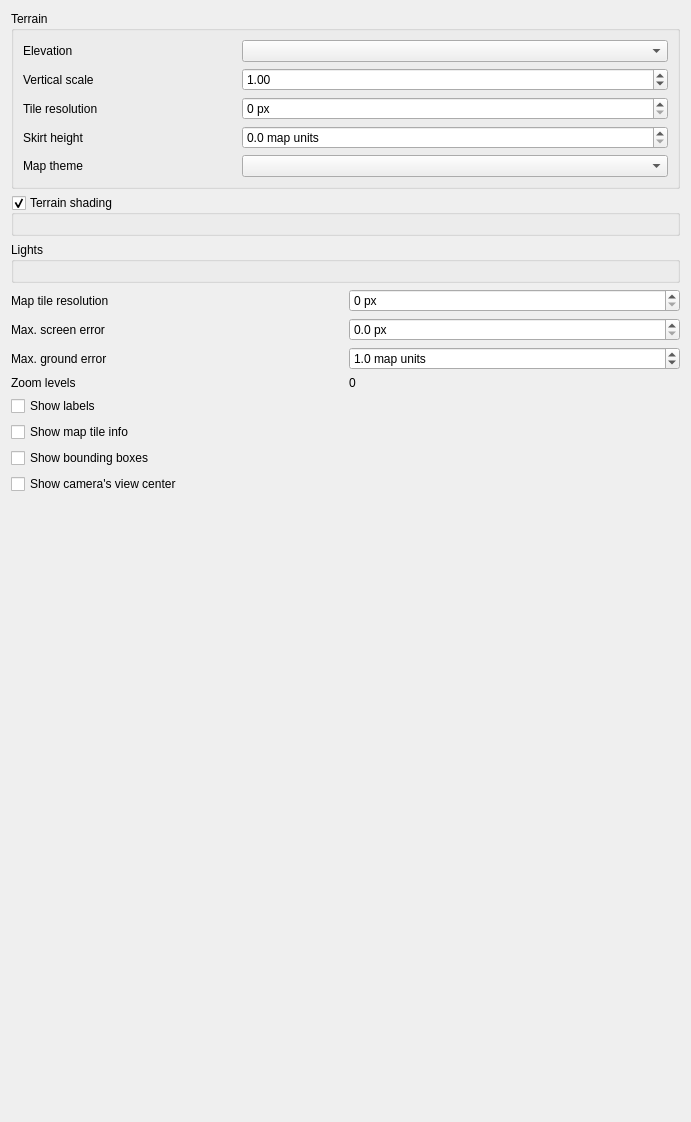
First picture: the form in src/ui/3d/map3dconfigwidget.ui, repository carsmie/QGIS, before the edit.
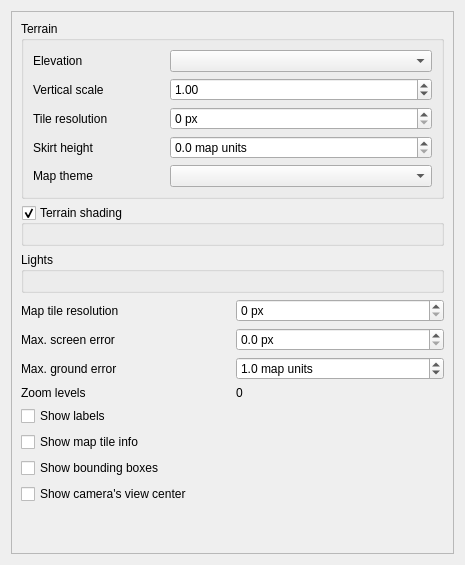
Second picture: the form after the edit. Custom widgets are drawn as their Qt base class.

Commit message: [ui] Improve 3D map scene config dialog (fixes #20685)

```diff
--- a/src/ui/3d/map3dconfigwidget.ui
+++ b/src/ui/3d/map3dconfigwidget.ui
@@ -6,8 +6,8 @@
    <rect>
     <x>0</x>
     <y>0</y>
-    <width>691</width>
-    <height>1122</height>
+    <width>465</width>
+    <height>565</height>
    </rect>
   </property>
   <property name="windowTitle">
@@ -15,6 +15,21 @@
   </property>
   <layout class="QVBoxLayout" name="verticalLayout">
    <item>
+    <widget class="QgsScrollArea" name="scrollArea">
+     <property name="widgetResizable">
+      <bool>true</bool>
+     </property>
+     <widget class="QWidget" name="scrollAreaWidgetContents">
+      <property name="geometry">
+       <rect>
+        <x>0</x>
+        <y>-303</y>
+        <width>557</width>
+        <height>1004</height>
+       </rect>
+      </property>
+      <layout class="QVBoxLayout" name="verticalInnerLayout">
+       <item>
     <widget class="QgsCollapsibleGroupBox" name="groupTerrain">
      <property name="title">
       <string>Terrain</string>
@@ -249,7 +264,17 @@
    </item>
   </layout>
  </widget>
+    </widget>
+   </item>
+  </layout>
+ </widget>
  <customwidgets>
+  <customwidget>
+   <class>QgsScrollArea</class>
+   <extends>QScrollArea</extends>
+   <header>qgsscrollarea.h</header>
+   <container>1</container>
+  </customwidget>
   <customwidget>
    <class>QgsDoubleSpinBox</class>
    <extends>QDoubleSpinBox</extends>
```
Left out of the diff: 2 changed lines with no effect on the pictures. Lines whose indentation alone changed are shown as unchanged.
